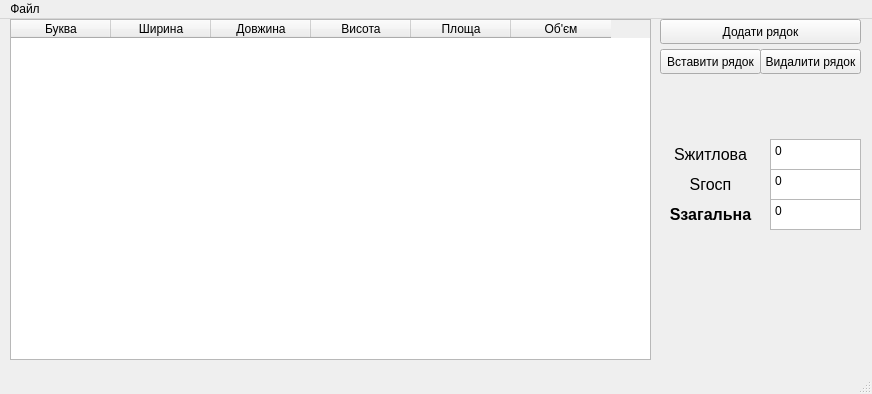
Alex482Ukr/calcarea, file form.ui: the form before one commit.
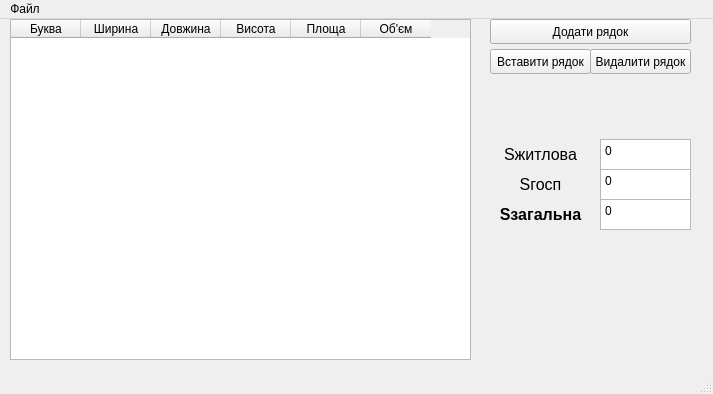
The form after the commit.

Commit message: v2.5 no window resize, smaller table

```diff
--- a/form.ui
+++ b/form.ui
@@ -6,10 +6,28 @@
    <rect>
     <x>0</x>
     <y>0</y>
-    <width>872</width>
+    <width>713</width>
     <height>394</height>
    </rect>
   </property>
+  <property name="sizePolicy">
+   <sizepolicy hsizetype="Preferred" vsizetype="Preferred">
+    <horstretch>0</horstretch>
+    <verstretch>0</verstretch>
+   </sizepolicy>
+  </property>
+  <property name="minimumSize">
+   <size>
+    <width>713</width>
+    <height>394</height>
+   </size>
+  </property>
+  <property name="maximumSize">
+   <size>
+    <width>713</width>
+    <height>394</height>
+   </size>
+  </property>
   <property name="windowTitle">
    <string>MainWindow</string>
   </property>
@@ -19,10 +37,13 @@
      <rect>
       <x>10</x>
       <y>0</y>
-      <width>641</width>
+      <width>461</width>
       <height>341</height>
      </rect>
     </property>
+    <attribute name="horizontalHeaderDefaultSectionSize">
+     <number>70</number>
+    </attribute>
     <column>
      <property name="text">
       <string>Буква</string>
@@ -57,7 +78,7 @@
    <widget class="QPushButton" name="button_add_row">
     <property name="geometry">
      <rect>
-      <x>660</x>
+      <x>490</x>
       <y>0</y>
       <width>201</width>
       <height>25</height>
@@ -70,7 +91,7 @@
    <widget class="QTextBrowser" name="area_dwelling">
     <property name="geometry">
      <rect>
-      <x>770</x>
+      <x>600</x>
       <y>120</y>
       <width>91</width>
       <height>31</height>
@@ -90,7 +111,7 @@
    <widget class="QLabel" name="label">
     <property name="geometry">
      <rect>
-      <x>660</x>
+      <x>490</x>
       <y>120</y>
       <width>101</width>
       <height>31</height>
@@ -111,7 +132,7 @@
    <widget class="QLabel" name="label_3">
     <property name="geometry">
      <rect>
-      <x>660</x>
+      <x>490</x>
       <y>150</y>
       <width>101</width>
       <height>31</height>
@@ -132,7 +153,7 @@
    <widget class="QTextBrowser" name="area_economical">
     <property name="geometry">
      <rect>
-      <x>770</x>
+      <x>600</x>
       <y>150</y>
       <width>91</width>
       <height>31</height>
@@ -152,7 +173,7 @@
    <widget class="QLabel" name="label_4">
     <property name="geometry">
      <rect>
-      <x>660</x>
+      <x>490</x>
       <y>180</y>
       <width>101</width>
       <height>31</height>
@@ -174,7 +195,7 @@
    <widget class="QTextBrowser" name="area_total">
     <property name="geometry">
      <rect>
-      <x>770</x>
+      <x>600</x>
       <y>180</y>
       <width>91</width>
       <height>31</height>
@@ -194,7 +215,7 @@
    <widget class="QPushButton" name="button_insert_row">
     <property name="geometry">
      <rect>
-      <x>660</x>
+      <x>490</x>
       <y>30</y>
       <width>101</width>
       <height>25</height>
@@ -207,7 +228,7 @@
    <widget class="QPushButton" name="button_remove_row">
     <property name="geometry">
      <rect>
-      <x>760</x>
+      <x>590</x>
       <y>30</y>
       <width>101</width>
       <height>25</height>
@@ -223,7 +244,7 @@
     <rect>
      <x>0</x>
      <y>0</y>
-     <width>872</width>
+     <width>713</width>
      <height>22</height>
     </rect>
    </property>
```
The commit also changes 4 other files.
